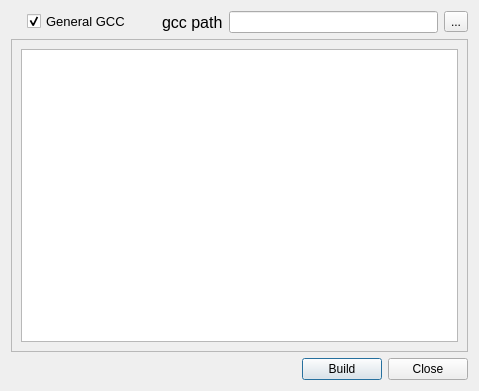
This is compiler.ui in WXY163/ezAMI as Qt 5 draws it before an edit. The edited form follows.
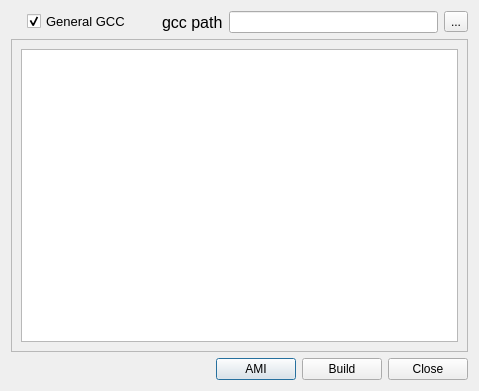
This is the edited form.

Diff of the .ui file:
```diff
--- a/compiler.ui
+++ b/compiler.ui
@@ -125,6 +125,13 @@
          </property>
         </spacer>
        </item>
+       <item>
+        <widget class="QPushButton" name="AMIPushButton">
+         <property name="text">
+          <string>AMI</string>
+         </property>
+        </widget>
+       </item>
        <item>
         <widget class="QPushButton" name="buildPushButton">
          <property name="text">
```
